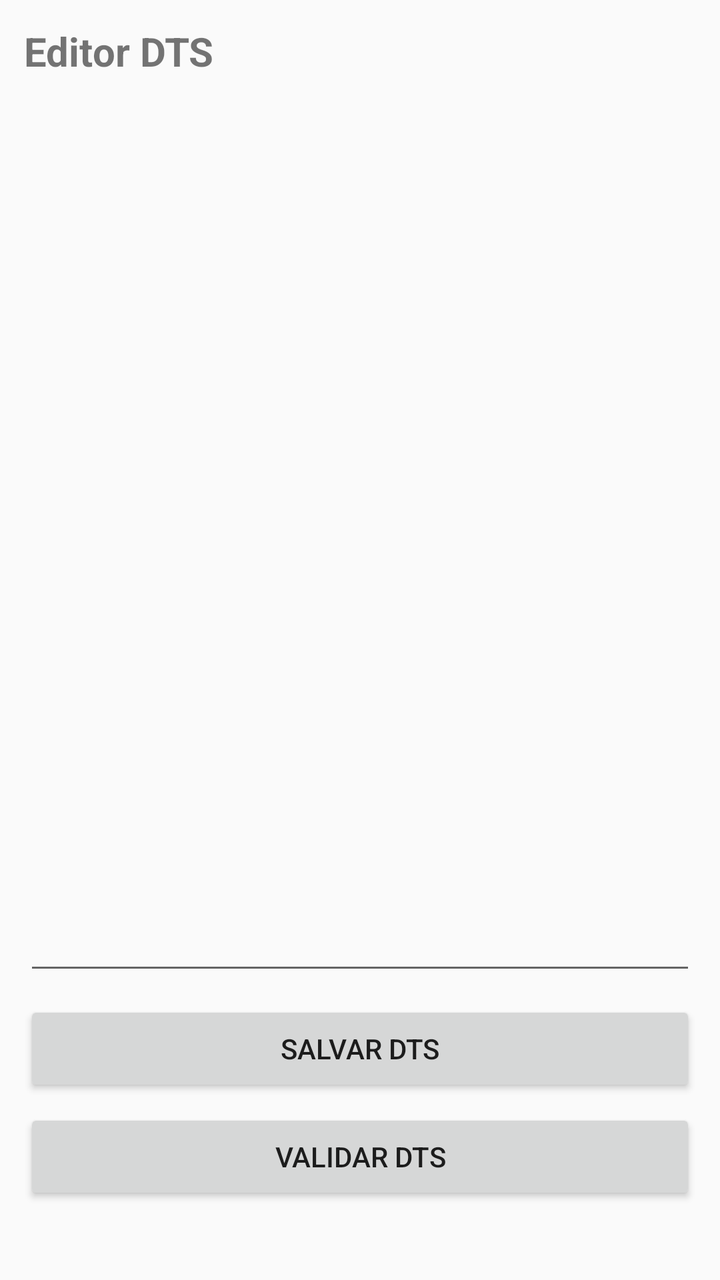
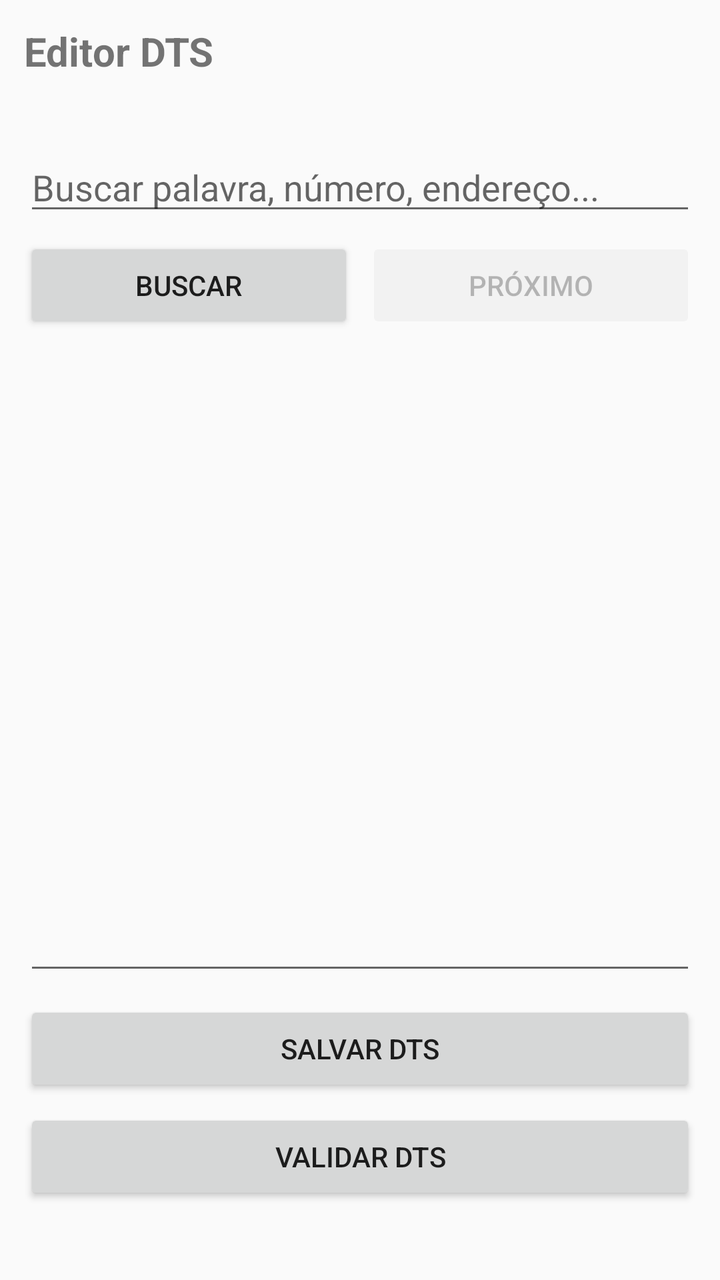

The first picture is an Android layout as it rendered before a commit; the second is the same layout after the commit. The layout source and the unified diff follow.
<!-- AndroidManifest.xml: application theme android:Theme.Material.Light.NoActionBar -->
<!-- res/layout/activity_dts_editor.xml -->
<?xml version="1.0" encoding="utf-8"?>
<LinearLayout
    xmlns:android="http://schemas.android.com/apk/res/android"
    android:layout_width="match_parent"
    android:layout_height="match_parent"
    android:orientation="vertical"
    android:padding="12dp">

    <TextView
        android:id="@+id/editorTitle"
        android:layout_width="match_parent"
        android:layout_height="wrap_content"
        android:text="Editor DTS"
        android:textSize="20sp"
        android:textStyle="bold"
        android:layout_marginBottom="8dp" />

    <TextView
        android:id="@+id/editorPath"
        android:layout_width="match_parent"
        android:layout_height="wrap_content"
        android:text=""
        android:textSize="12sp"
        android:layout_marginBottom="8dp" />

    <EditText
        android:id="@+id/dtsEditor"
        android:layout_width="match_parent"
        android:layout_height="0dp"
        android:layout_weight="1"
        android:gravity="top|start"
        android:fontFamily="monospace"
        android:textSize="12sp"
        android:inputType="textMultiLine|textNoSuggestions"
        android:scrollbars="vertical|horizontal"
        android:overScrollMode="always"
        android:padding="8dp" />

    <Button
        android:id="@+id/saveDtsButton"
        android:layout_width="match_parent"
        android:layout_height="wrap_content"
        android:text="Salvar DTS"
        android:layout_marginTop="8dp" />

    <Button
        android:id="@+id/validateDtsButton"
        android:layout_width="match_parent"
        android:layout_height="wrap_content"
        android:text="Validar DTS"
        android:layout_marginTop="6dp" />

    <TextView
        android:id="@+id/editorStatus"
        android:layout_width="match_parent"
        android:layout_height="wrap_content"
        android:text=""
        android:textSize="13sp"
        android:layout_marginTop="8dp" />

</LinearLayout>
<!-- resources referenced by this layout -->
<resources>

</resources>

<!-- the commit's change to res/layout/activity_dts_editor.xml (unified diff, before → after) -->
@@ -22,6 +22,47 @@
         android:text=""
         android:textSize="12sp"
         android:layout_marginBottom="8dp" />
+
+    <EditText
+        android:id="@+id/searchInput"
+        android:layout_width="match_parent"
+        android:layout_height="wrap_content"
+        android:hint="Buscar palavra, número, endereço..."
+        android:singleLine="true"
+        android:inputType="text"
+        android:layout_marginBottom="6dp" />
+
+    <LinearLayout
+        android:layout_width="match_parent"
+        android:layout_height="wrap_content"
+        android:orientation="horizontal"
+        android:layout_marginBottom="8dp">
+
+        <Button
+            android:id="@+id/searchButton"
+            android:layout_width="0dp"
+            android:layout_height="wrap_content"
+            android:layout_weight="1"
+            android:text="Buscar" />
+
+        <Button
+            android:id="@+id/searchNextButton"
+            android:layout_width="0dp"
+            android:layout_height="wrap_content"
+            android:layout_weight="1"
+            android:text="Próximo"
+            android:enabled="false"
+            android:layout_marginStart="6dp" />
+
+    </LinearLayout>
+
+    <TextView
+        android:id="@+id/searchStatus"
+        android:layout_width="match_parent"
+        android:layout_height="wrap_content"
+        android:text=""
+        android:textSize="12sp"
+        android:layout_marginBottom="6dp" />
 
     <EditText
         android:id="@+id/dtsEditor"
